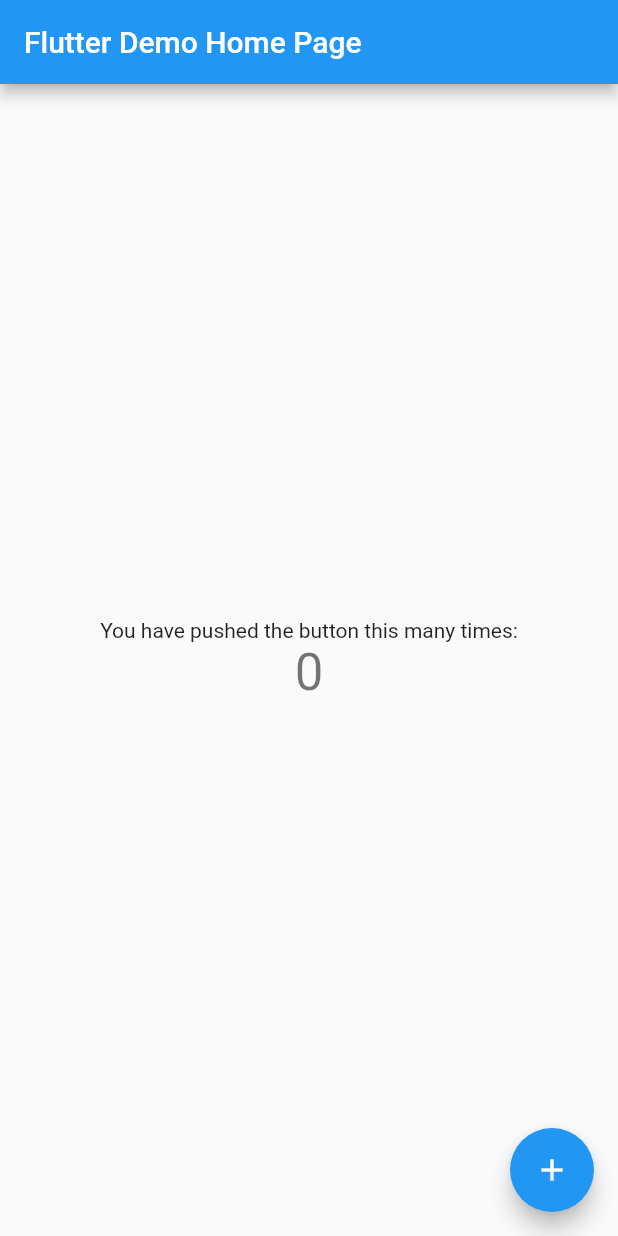
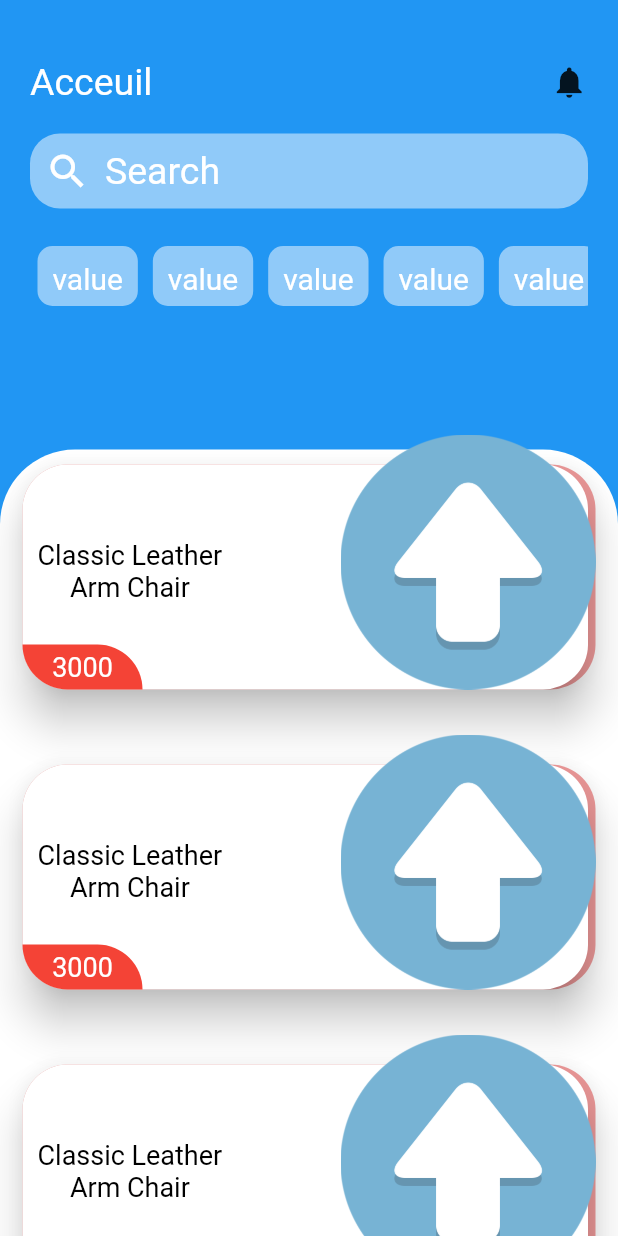
Before and after one commit to ab3masta/flutter-dark-mode-ui, a Flutter app: the screen it shows after launch, on a phone screen of 412 x 824 dp. Run offline on Flutter 3.47's test engine with Material 2 defaults, Android fonts, the phone set to English and light mode, and no system bars; Roboto replaces fonts that are missing (slabo).

Commit message:
adding slabo font

```diff
--- /dev/null
+++ b/lib/homePage.dart
@@ -0,0 +1,210 @@
+import 'package:flutter/material.dart';
+
+class HomePage extends StatefulWidget {
+  @override
+  _HomePageState createState() => _HomePageState();
+}
+
+class _HomePageState extends State<HomePage> {
+  double width, height;
+  @override
+  Widget build(BuildContext context) {
+    width = MediaQuery.of(context).size.width;
+    height = MediaQuery.of(context).size.height;
+    return Scaffold(
+      body: Stack(
+        children: <Widget>[
+          Align(
+            alignment: Alignment.topCenter,
+            child: Container(
+              padding: EdgeInsets.only(top: 40, left: 20, right: 20),
+              height: height * 1 / 3 + 75,
+              color: Colors.blue,
+              child: Column(
+                children: <Widget>[
+                  Row(
+                    mainAxisAlignment: MainAxisAlignment.spaceBetween,
+                    children: <Widget>[
+                      Text(
+                        "Acceuil",
+                        style: TextStyle(
+                            color: Colors.white,
+                            fontSize: 25,
+                            fontFamily: "slabo"),
+                      ),
+                      Icon(Icons.notifications, size: 25)
+                    ],
+                  ),
+                  SizedBox(
+                    height: 20,
+                  ),
+                  Container(
+                      height: 50,
+                      padding: EdgeInsets.all(10.0),
+                      decoration: BoxDecoration(
+                          color: Colors.blue[200],
+                          borderRadius: BorderRadius.all(Radius.circular(20))),
+                      child: Row(
+                        children: <Widget>[
+                          Icon(
+                            Icons.search,
+                            size: 30,
+                            color: Colors.white,
+                          ),
+                          SizedBox(
+                            width: 10,
+                          ),
+                          Text("Search",
+                              style:
+                                  TextStyle(color: Colors.white, fontSize: 25))
+                        ],
+                      )),
+                  SizedBox(
+                    height: 20,
+                  ),
+                  Container(
+                      height: 50,
+                      child: ListView.builder(
+                        scrollDirection: Axis.horizontal,
+                        itemBuilder: (context, int) {
+                          return Container(
+                            margin: EdgeInsets.all(5),
+                            padding: EdgeInsets.all(10),
+                            decoration: BoxDecoration(
+                                color: Colors.blue[200],
+                                borderRadius:
+                                    BorderRadius.all(Radius.circular(10))),
+                            child: Center(
+                                child: Text("value",
+                                    style: TextStyle(
+                                        color: Colors.white, fontSize: 20))),
+                          );
+                        },
+                      ))
+                ],
+              ),
+            ),
+          ),
+          Align(
+            alignment: Alignment.bottomCenter,
+            child: Container(
+              height: height * 2 / 3 - 25,
+              decoration: BoxDecoration(
+                  color: Colors.white,
+                  borderRadius: BorderRadius.only(
+                      topLeft: Radius.circular(50),
+                      topRight: Radius.circular(50))),
+            ),
+          ),
+          Positioned(
+            top: height * 1 / 3,
+            left: 0,
+            right: 0,
+            child: Container(
+              height: height * 2 / 3,
+              decoration: BoxDecoration(),
+              child: ListView.builder(
+                itemBuilder: (context, int) {
+                  return Container(
+                    height: 170,
+                    margin: EdgeInsets.all(15),
+                    // padding: EdgeInsets.all(10),
+                    child: Stack(
+                      children: <Widget>[
+                        Align(
+                          alignment: Alignment.bottomCenter,
+                          child: Container(
+                            height: 150,
+                            decoration: BoxDecoration(
+                                color: Colors.red[200],
+                                borderRadius:
+                                    BorderRadius.all(Radius.circular(30))),
+                            child: Center(
+                                child: Text("value",
+                                    style: TextStyle(
+                                        color: Colors.white, fontSize: 20))),
+                          ),
+                        ),
+                        Align(
+                          alignment: Alignment.bottomCenter,
+                          child: Material(
+                            color: Colors.transparent,
+                            elevation: 12.0,
+                            borderRadius: BorderRadius.all(Radius.circular(30)),
+                            child: Container(
+                              height: 150,
+                              margin: EdgeInsets.only(right: 5),
+                              decoration: BoxDecoration(
+                                  color: Colors.white,
+                                  borderRadius:
+                                      BorderRadius.all(Radius.circular(30))),
+                              child: Stack(
+                                children: <Widget>[
+                                  Center(
+                                    child: Container(
+                                      height: 50,
+                                      margin: EdgeInsets.all(10),
+                                      child: Row(
+                                        mainAxisAlignment:
+                                            MainAxisAlignment.spaceBetween,
+                                        children: <Widget>[
+                                          Center(
+                                            child: Container(
+                                              child: Column(
+                                                children: <Widget>[
+                                                  Text("Classic Leather",
+                                                      style: TextStyle(
+                                                          color: Colors.black,
+                                                          fontSize: 18)),
+                                                  Text("Arm Chair",
+                                                      style: TextStyle(
+                                                          color: Colors.black,
+                                                          fontSize: 18)),
+                                                ],
+                                              ),
+                                            ),
+                                          ),
+                                        ],
+                                      ),
+                                    ),
+                                  ),
+                                  Align(
+                                    alignment: Alignment.bottomLeft,
+                                    child: Container(
+                                      height: 30,
+                                      width: 80,
+                                      decoration: BoxDecoration(
+                                          color: Colors.red,
+                                          borderRadius: BorderRadius.only(
+                                              bottomLeft: Radius.circular(30),
+                                              topRight: Radius.circular(30))),
+                                      child: Center(
+                                          child: Text(
+                                        "3000",
+                                        style: TextStyle(
+                                            color: Colors.white, fontSize: 18),
+                                      )),
+                                    ),
+                                  )
+                                ],
+                              ),
+                            ),
+                          ),
+                        ),
+                        Align(
+                          alignment: Alignment.centerRight,
+                          child: Image.asset("assets/images/aa.png",
+                              fit: BoxFit.cover),
+                        ),
+                      ],
+                    ),
+                  );
+                },
+              ),
+            ),
+          ),
+        ],
+      ),
+    );
+  }
+}
--- a/lib/main.dart
+++ b/lib/main.dart
@@ -1,111 +1,20 @@
 import 'package:flutter/material.dart';
+
+import 'homePage.dart';
 
 void main() => runApp(MyApp());
 
 class MyApp extends StatelessWidget {
-  // This widget is the root of your application.
   @override
   Widget build(BuildContext context) {
     return MaterialApp(
       title: 'Flutter Demo',
       theme: ThemeData(
-        // This is the theme of your application.
-        //
-        // Try running your application with "flutter run". You'll see the
-        // application has a blue toolbar. Then, without quitting the app, try
-        // changing the primarySwatch below to Colors.green and then invoke
-        // "hot reload" (press "r" in the console where you ran "flutter run",
-        // or simply save your changes to "hot reload" in a Flutter IDE).
-        // Notice that the counter didn't reset back to zero; the application
-        // is not restarted.
         primarySwatch: Colors.blue,
+        fontFamily: "slabo",
       ),
-      home: MyHomePage(title: 'Flutter Demo Home Page'),
+      home: HomePage(),
+      debugShowCheckedModeBanner: false,
     );
   }
 }
-
-class MyHomePage extends StatefulWidget {
-  MyHomePage({Key key, this.title}) : super(key: key);
-
-  // This widget is the home page of your application. It is stateful, meaning
-  // that it has a State object (defined below) that contains fields that affect
-  // how it looks.
-
-  // This class is the configuration for the state. It holds the values (in this
-  // case the title) provided by the parent (in this case the App widget) and
-  // used by the build method of the State. Fields in a Widget subclass are
-  // always marked "final".
-
-  final String title;
-
-  @override
-  _MyHomePageState createState() => _MyHomePageState();
-}
-
-class _MyHomePageState extends State<MyHomePage> {
-  int _counter = 0;
-
-  void _incrementCounter() {
-    setState(() {
-      // This call to setState tells the Flutter framework that something has
-      // changed in this State, which causes it to rerun the build method below
-      // so that the display can reflect the updated values. If we changed
-      // _counter without calling setState(), then the build method would not be
-      // called again, and so nothing would appear to happen.
-      _counter++;
-    });
-  }
-
-  @override
-  Widget build(BuildContext context) {
-    // This method is rerun every time setState is called, for instance as done
-    // by the _incrementCounter method above.
-    //
-    // The Flutter framework has been optimized to make rerunning build methods
-    // fast, so that you can just rebuild anything that needs updating rather
-    // than having to individually change instances of widgets.
-    return Scaffold(
-      appBar: AppBar(
-        // Here we take the value from the MyHomePage object that was created by
-        // the App.build method, and use it to set our appbar title.
-        title: Text(widget.title),
-      ),
-      body: Center(
-        // Center is a layout widget. It takes a single child and positions it
-        // in the middle of the parent.
-        child: Column(
-          // Column is also a layout widget. It takes a list of children and
-          // arranges them vertically. By default, it sizes itself to fit its
-          // children horizontally, and tries to be as tall as its parent.
-          //
-          // Invoke "debug painting" (press "p" in the console, choose the
-          // "Toggle Debug Paint" action from the Flutter Inspector in Android
-          // Studio, or the "Toggle Debug Paint" command in Visual Studio Code)
-          // to see the wireframe for each widget.
-          //
-          // Column has various properties to control how it sizes itself and
-          // how it positions its children. Here we use mainAxisAlignment to
-          // center the children vertically; the main axis here is the vertical
-          // axis because Columns are vertical (the cross axis would be
-          // horizontal).
-          mainAxisAlignment: MainAxisAlignment.center,
-          children: <Widget>[
-            Text(
-              'You have pushed the button this many times:',
-            ),
-            Text(
-              '$_counter',
-              style: Theme.of(context).textTheme.display1,
-            ),
-          ],
-        ),
-      ),
-      floatingActionButton: FloatingActionButton(
-        onPressed: _incrementCounter,
-        tooltip: 'Increment',
-        child: Icon(Icons.add),
-      ), // This trailing comma makes auto-formatting nicer for build methods.
-    );
-  }
-}
```
Also changed, not shown: pubspec.yaml (+6 -3 lines), assets/aa.png (added), assets/fonts/slabo.ttf (added), assets/images/aa.png (added).
